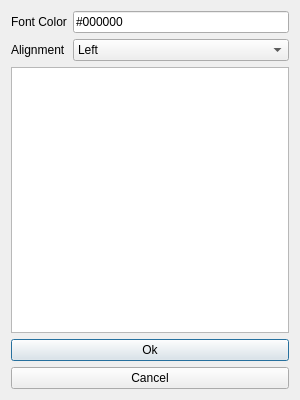
The window that Objects/text.ui (r3sPawN/HTMLGen) describes before a commit, drawn with Qt 5.
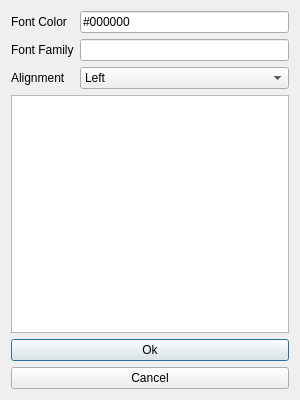
The same window after the commit.

Commit message: Font family + merged new and reset buttons.

```diff
--- a/Objects/text.ui
+++ b/Objects/text.ui
@@ -40,13 +40,20 @@
       </widget>
      </item>
      <item row="1" column="0">
+      <widget class="QLabel" name="label_2">
+       <property name="text">
+        <string>Font Family</string>
+       </property>
+      </widget>
+     </item>
+     <item row="2" column="0">
       <widget class="QLabel" name="label">
        <property name="text">
         <string>Alignment</string>
        </property>
       </widget>
      </item>
-     <item row="1" column="1">
+     <item row="2" column="1">
       <widget class="QComboBox" name="alignBox">
        <item>
         <property name="text">
@@ -70,6 +77,9 @@
        </item>
       </widget>
      </item>
+     <item row="1" column="1">
+      <widget class="QLineEdit" name="fontFaceBox"/>
+     </item>
     </layout>
    </item>
    <item>
```
The commit also changes 5 other files.
